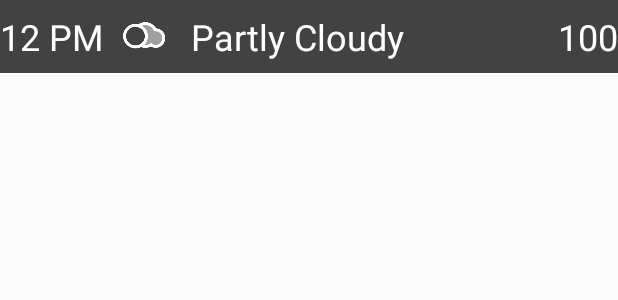
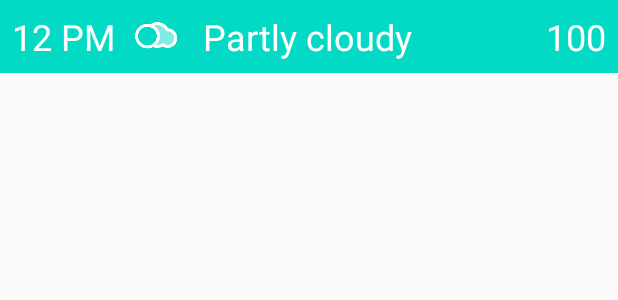
Before and after one commit to AgahTugrul/Stormy, an Android app: the layout hourly_list_item.xml on its own in the app's theme, with its tools: preview values and no code run, on a phone screen of 412 x 824 dp. Shown: the top 300 px of the screen. Run offline under Robolectric (Android 15) with nearby library versions, the phone set to English and light mode, and no system bars.

```diff
--- a/app/build.gradle
+++ b/app/build.gradle
@@ -40,4 +40,5 @@ dependencies {
     androidTestImplementation 'androidx.test.espresso:espresso-core:3.2.0'
     implementation 'com.google.android.gms:play-services-location:17.0.0'
     implementation "androidx.recyclerview:recyclerview:1.1.0"
+    implementation 'jp.wasabeef:recyclerview-animators:3.0.0'
 }
--- a/app/src/main/AndroidManifest.xml
+++ b/app/src/main/AndroidManifest.xml
@@ -26,7 +26,7 @@
         <activity
             android:name=".ui.HourlyForecastActivity"
             android:label="@string/title_activity_hourly_forecast"
-            android:theme="@style/AppTheme.NoActionBar"></activity>
+            android:theme="@style/AppTheme.NoActionBar" />
         <!--
              The API key for Google Maps-based APIs is defined as a string resource.
              (See the file "res/values/google_maps_api.xml").
--- a/app/src/main/res/layout/hourly_list_item.xml
+++ b/app/src/main/res/layout/hourly_list_item.xml
@@ -1,45 +1,46 @@
 <?xml version="1.0" encoding="utf-8"?>
 <layout xmlns:android="http://schemas.android.com/apk/res/android"
-    xmlns:xmlms="http://schemas.android.com/apk/res-auto"
-    xmlns:tools = "http://schemas.android.com/tools">
+    xmlns:app="http://schemas.android.com/apk/res-auto"
+    xmlns:tools="http://schemas.android.com/tools">
     <data>
         <variable
             name="hour"
-            type="com.example.stormy.model.Hour" />
+            type="com.example.stormy.model.Hour"/>
     </data>
-
     <RelativeLayout
-        android:id="@+id/hourly_list_view"
+        android:id="@+id/hourlyListView"
         android:layout_width="match_parent"
         android:layout_height="wrap_content"
+        android:paddingBottom="8dp"
         android:paddingTop="8dp"
-        android:paddingBottom="8dp"
-        tools:background="@color/cardview_dark_background">
+        android:paddingLeft="8dp"
+        android:paddingRight="8dp"
+        tools:background="@color/colorAccent">
 
         <TextView
-            android:id="@+id/textView_timeLabel"
+            android:id="@+id/timeLabel"
             android:layout_width="80dp"
             android:layout_height="wrap_content"
+            android:layout_alignParentLeft="true"
             android:layout_alignParentStart="true"
-            android:layout_alignParentLeft="true"
             android:layout_centerVertical="true"
             android:text="@{String.valueOf(hour.time)}"
             android:textColor="@android:color/white"
             android:textSize="24sp"
-            tools:text = "12 PM"
-            />
+            tools:text="12 PM"/>
 
         <ImageView
-            android:id="@+id/icon_imageView"
+            android:id="@+id/iconImageView"
             android:layout_width="wrap_content"
             android:layout_height="wrap_content"
             android:layout_centerVertical="true"
-            android:layout_toRightOf="@+id/textView_timeLabel"
-            android:layout_toEndOf="@+id/textView_timeLabel"
-            xmlms:srcCompat="@drawable/partly_cloudy" />
+            android:layout_toRightOf="@+id/timeLabel"
+            android:layout_toEndOf="@+id/timeLabel"
+            app:imageResource= "@{hour.icon}"
+            app:srcCompat="@drawable/partly_cloudy"/>
 
         <TextView
-            android:id="@+id/textView_temperatureLabel"
+            android:id="@+id/temperatureLabel"
             android:layout_width="wrap_content"
             android:layout_height="wrap_content"
             android:layout_alignParentEnd="true"
@@ -47,25 +48,22 @@
             android:layout_alignParentTop="false"
             android:layout_alignParentRight="true"
             android:text="@{String.valueOf(hour.temperature)}"
+            android:textColor="@android:color/white"
             android:textSize="24sp"
-            android:textColor="@android:color/white"
-            tools:text="100"
-            />
+            tools:text="100"/>
 
         <TextView
-            android:id="@+id/textView_summaryLabel"
+            android:id="@+id/summaryLabel"
             android:layout_width="wrap_content"
             android:layout_height="wrap_content"
             android:layout_centerVertical="true"
-            android:layout_toLeftOf="@+id/textView_temperatureLabel"
-            android:layout_toEndOf="@id/icon_imageView"
-            android:layout_toRightOf="@+id/icon_imageView"
+            android:layout_toRightOf="@+id/iconImageView"
+            android:layout_toEndOf="@+id/iconImageView"
             android:paddingLeft="15dp"
             android:paddingRight="15dp"
             android:text="@{String.valueOf(hour.summary)}"
             android:textColor="@android:color/white"
             android:textSize="24sp"
-            tools:text="Partly Cloudy" />
-
+            tools:text="Partly cloudy"/>
     </RelativeLayout>
 </layout>
--- a/app/src/main/res/values/strings.xml
+++ b/app/src/main/res/values/strings.xml
@@ -24,4 +24,5 @@
 
     <string name="hello_first_fragment">Hello first fragment</string>
     <string name="hello_second_fragment">Hello second fragment. Arg: %1$s</string>
+    <string name="title_activity_hourly_forecast_activityy">HourlyForecastActivityy</string>
 </resources>
```
Also changed, not shown: app/src/main/java/com/example/stormy/adapters/HourlyAdapter.java (+5 -5 lines), app/src/main/java/com/example/stormy/model/Current.java (+4 -38 lines), app/src/main/java/com/example/stormy/model/Forecast.java (+41 -0 lines), app/src/main/java/com/example/stormy/model/Hour.java (+26 -7 lines), app/src/main/java/com/example/stormy/ui/HourlyForecastActivity.java (+29 -5 lines), app/src/main/java/com/example/stormy/ui/MainActivity.java (+11 -87 lines), app/src/main/res/layout/activity_hourly_forecast.xml (+6 -11 lines), app/src/main/res/navigation/nav_graph2.xml (added, +28 -0 lines).
